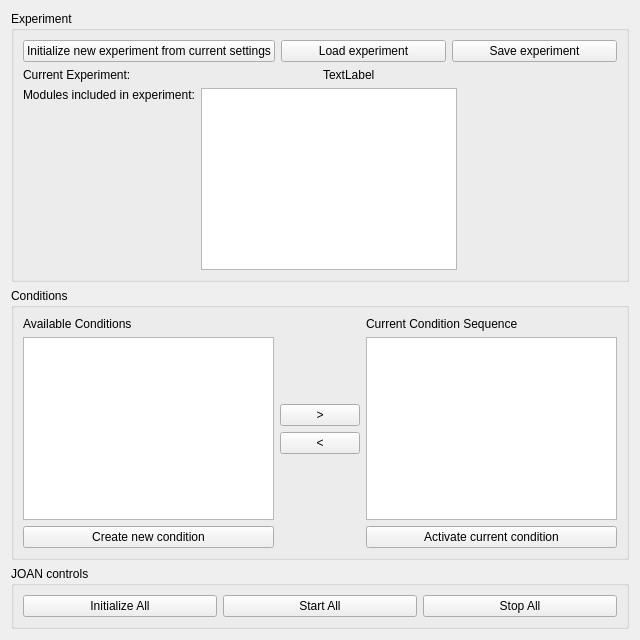
Above: modules/experimentmanager/dialog/experimentmanager_widget.ui from tud-hri/joan before the change. Below: the same form after it.
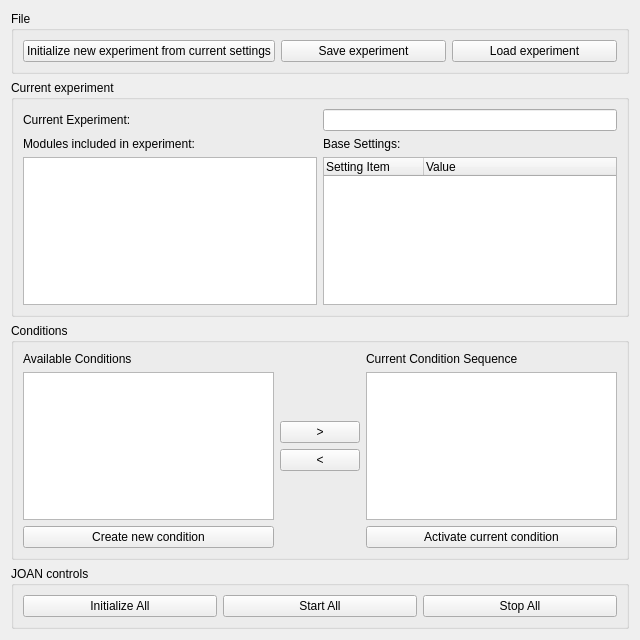
That is the form after the change.

Commit message: implemented viewing and editing of experiment base settings

Patch:
```diff
--- a/modules/experimentmanager/dialog/experimentmanager_widget.ui
+++ b/modules/experimentmanager/dialog/experimentmanager_widget.ui
@@ -15,12 +15,10 @@
   </property>
   <layout class="QVBoxLayout" name="verticalLayout_2">
    <item>
-    <widget class="QGroupBox" name="groupBox">
+    <widget class="QGroupBox" name="groupBox_3">
      <property name="title">
-      <string>Experiment</string>
+      <string>File</string>
      </property>
-     <layout class="QVBoxLayout" name="verticalLayout_3">
-      <item>
        <layout class="QHBoxLayout" name="horizontalLayout_2">
         <item>
          <widget class="QPushButton" name="initializeExperimentPushButton">
@@ -29,13 +27,6 @@
           </property>
          </widget>
         </item>
-        <item>
-         <widget class="QPushButton" name="loadExperimentPushButton">
-          <property name="text">
-           <string>Load experiment</string>
-          </property>
-         </widget>
-        </item>
         <item>
          <widget class="QPushButton" name="saveExperimentPushButton">
           <property name="text">
@@ -43,29 +34,51 @@
           </property>
          </widget>
         </item>
-       </layout>
+      <item>
+       <widget class="QPushButton" name="loadExperimentPushButton">
+        <property name="text">
+         <string>Load experiment</string>
+        </property>
+       </widget>
+      </item>
+     </layout>
+    </widget>
       </item>
       <item>
-       <layout class="QHBoxLayout" name="horizontalLayout_3">
-        <item>
+    <widget class="QGroupBox" name="groupBox">
+     <property name="title">
+      <string>Current experiment</string>
+     </property>
+     <layout class="QGridLayout" name="gridLayout_2">
+      <item row="0" column="0">
          <widget class="QLabel" name="label">
           <property name="text">
            <string>Current Experiment:</string>
           </property>
          </widget>
         </item>
-        <item>
-         <widget class="QLabel" name="experimentNameLabel">
+      <item row="2" column="1">
+       <widget class="QTreeWidget" name="baseSettingsTreeWidget">
+        <column>
           <property name="text">
-           <string>TextLabel</string>
-          </property>
-         </widget>
-        </item>
-       </layout>
+          <string>Setting Item</string>
+         </property>
+        </column>
+        <column>
+         <property name="text">
+          <string>Value</string>
+         </property>
+        </column>
+       </widget>
+      </item>
+      <item row="1" column="1">
+       <widget class="QLabel" name="label_4">
+        <property name="text">
+         <string>Base Settings:</string>
+        </property>
+       </widget>
       </item>
-      <item>
-       <layout class="QHBoxLayout" name="horizontalLayout_4">
-        <item>
+      <item row="1" column="0">
          <widget class="QLabel" name="label_5">
           <property name="text">
            <string>Modules included in experiment:</string>
@@ -75,7 +88,7 @@
           </property>
          </widget>
         </item>
-        <item>
+      <item row="2" column="0">
          <widget class="QListWidget" name="modulesIncludedListWidget">
           <property name="sizePolicy">
            <sizepolicy hsizetype="Expanding" vsizetype="Preferred">
@@ -91,20 +104,12 @@
           </property>
          </widget>
         </item>
-        <item>
-         <spacer name="horizontalSpacer">
-          <property name="orientation">
-           <enum>Qt::Horizontal</enum>
-          </property>
-          <property name="sizeHint" stdset="0">
-           <size>
-            <width>40</width>
-            <height>20</height>
-           </size>
-          </property>
-         </spacer>
-        </item>
-       </layout>
+      <item row="0" column="1">
+       <widget class="QLineEdit" name="experimentNameLineEdit">
+        <property name="readOnly">
+         <bool>true</bool>
+        </property>
+       </widget>
       </item>
      </layout>
     </widget>
```
Lines whose indentation alone changed are shown as unchanged. The commit also changes 3 other files.
